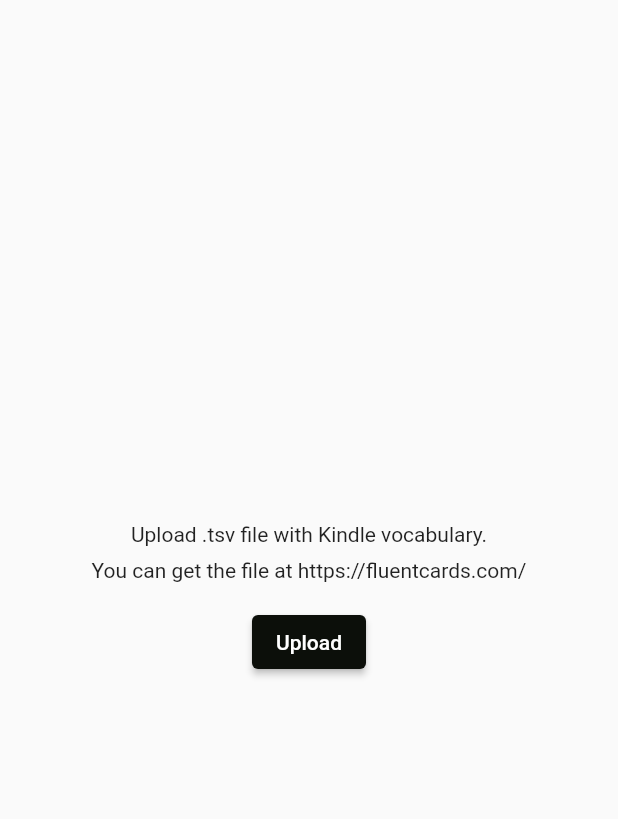
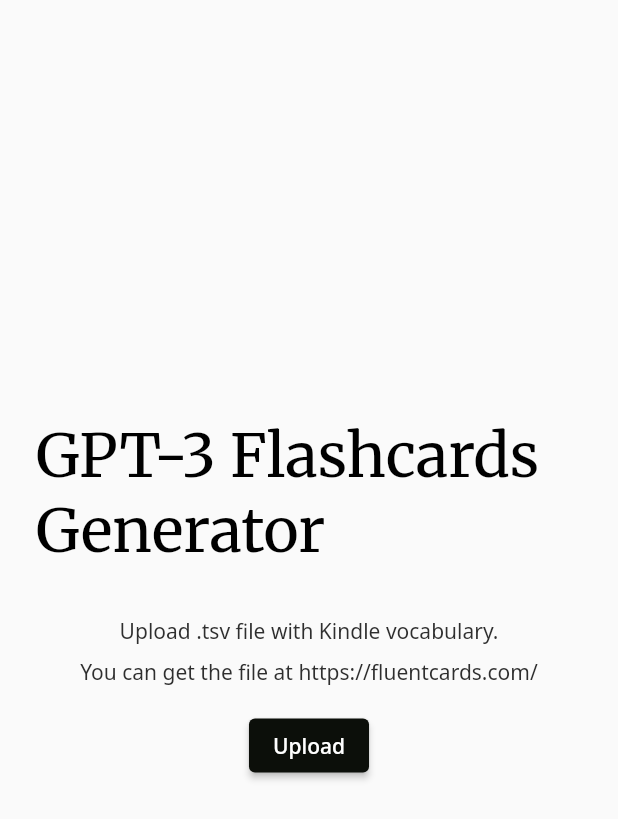
Before and after one commit to millerovv/gpt3_flashcards, a Flutter app: the screen it shows after launch, on a phone screen of 412 x 824 dp. Shown: the top 819 px of the screen. Run offline on Flutter 3.47's test engine with Material 2 defaults, Android fonts, the phone set to English and light mode, and no system bars; our stand-ins replace file_picker, flutter_riverpod, freezed_annotation, get_it, go_router, google_fonts and 1 more.

Commit message:
Set up custom TextTheme

```diff
--- a/lib/main.dart
+++ b/lib/main.dart
@@ -1,5 +1,6 @@
 import 'package:flutter/material.dart';
 import 'package:flutter_riverpod/flutter_riverpod.dart';
+import 'package:google_fonts/google_fonts.dart';
 import 'package:gpt3_flashcards/locator/locator.dart';
 import 'package:gpt3_flashcards/presentation/navigation/router.dart';
 
@@ -18,6 +19,7 @@ class MyApp extends StatelessWidget {
         title: 'GPT-3 Flashcards',
         routerConfig: goRouter,
         theme: ThemeData(
+          textTheme: _buildTextTheme(context),
           colorScheme: const ColorScheme(
             brightness: Brightness.light,
             primary: Color(0xFF0c0f0a),
@@ -35,4 +37,27 @@ class MyApp extends StatelessWidget {
       ),
     );
   }
+
+  TextTheme _buildTextTheme(BuildContext context) {
+    final textTheme = Theme.of(context).textTheme;
+    return GoogleFonts.notoSansTextTheme(textTheme)
+        .copyWith(
+          displayLarge:
+              GoogleFonts.merriweather(textStyle: textTheme.displayLarge),
+          displayMedium:
+              GoogleFonts.merriweather(textStyle: textTheme.displayMedium),
+          displaySmall:
+              GoogleFonts.merriweather(textStyle: textTheme.displaySmall),
+          headlineLarge:
+              GoogleFonts.merriweather(textStyle: textTheme.headlineLarge),
+          headlineMedium:
+              GoogleFonts.merriweather(textStyle: textTheme.headlineMedium),
+          headlineSmall:
+              GoogleFonts.merriweather(textStyle: textTheme.headlineSmall),
+        )
+        .apply(
+          bodyColor: const Color(0xFF2E2E2E),
+          displayColor: Colors.black,
+        );
+  }
 }
--- a/lib/presentation/pages/home/home_page.dart
+++ b/lib/presentation/pages/home/home_page.dart
@@ -32,6 +32,11 @@ class _HomePageState extends ConsumerState<HomePage> {
                 child: Column(
                   mainAxisAlignment: MainAxisAlignment.center,
                   children: <Widget>[
+                    Text(
+                      'GPT-3 Flashcards Generator',
+                      style: Theme.of(context).textTheme.headlineLarge,
+                    ),
+                    const SizedBox(height: 32),
                     const Text('Upload .tsv file with Kindle vocabulary.'),
                     const SizedBox(height: 8),
                     const SelectionArea(
--- a/pubspec.yaml
+++ b/pubspec.yaml
@@ -32,6 +32,7 @@ dependencies:
   file_picker: ^5.2.5
   flutter_riverpod: ^2.1.3
   go_router: ^6.0.1
+  google_fonts: ^3.0.1
 
 dev_dependencies:
   flutter_test:
```
Also changed, not shown: pubspec.lock, 3 other files.
